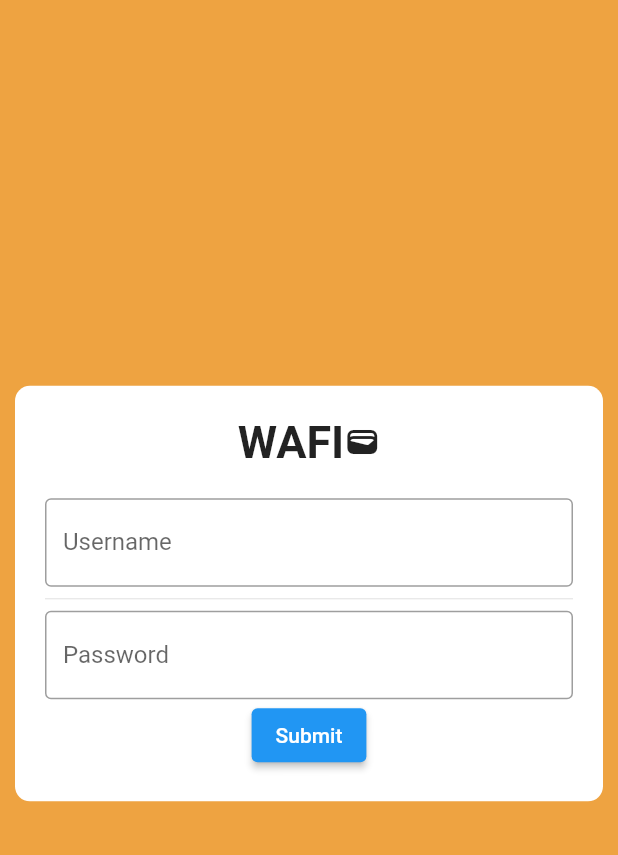
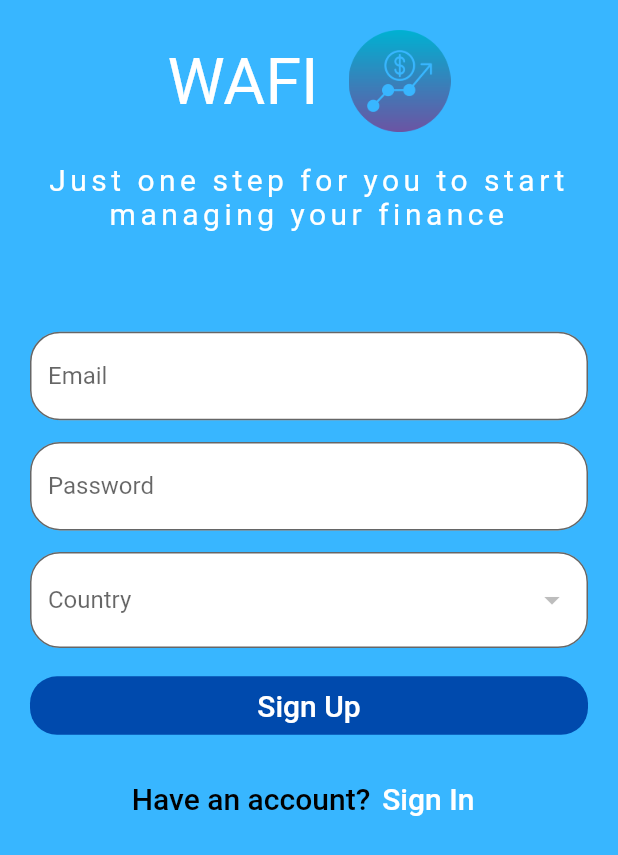
Before and after one commit to gustavosantaella/mobile-finance, a Flutter app: the screen it shows after launch, on a phone screen of 412 x 824 dp. Shown: the top 855 px of the screen. Run offline on Flutter 3.47's test engine with Material 2 defaults, Android fonts, the phone set to English and light mode, and no system bars; our stand-ins replace carousel_slider, fl_chart, sqflite, table_calendar; missing offline and left inert: dart:ffi, flutter_circle_color_picker; accounts and stored records are empty; network calls fail; Roboto replaces fonts that are missing (ubuntu).

Commit message:
feat: register form

```diff
--- a/lib/config/constanst.dart
+++ b/lib/config/constanst.dart
@@ -1,35 +1,54 @@
+import 'package:finance/helpers/fn/main.dart';
 import 'package:flutter/foundation.dart';
 import 'package:flutter/material.dart';
 
-const Map<String, dynamic> definitions = {
-  "history":{
-    "type":{
-      "withdraw":Colors.black12,
+ Map<String, dynamic> definitions = {
+  "history": {
+    "type": {
+      "withdraw": Colors.black12,
       "income": {
-        "color":Colors.green,
+        "color": Colors.green,
         "icon": Icons.check,
       },
-      "expense":{
+      "expense": {
         "color": Colors.red,
         "icon": Icons.error,
       },
     }
   },
-
-  "colors":{
+  "colors": {
     "default": Colors.black,
-    "background":{
-      "blue":Colors.blue,
-      "app": Color.fromARGB(200, 235, 139, 14)
+    "background": {
+      "hexadecimal":{
+        "blue":"#38b6ff",
+        "cobalto":"#004aad"
+      },
+      "blue": Colors.blue,
+      "app": colorFromHexString("#38b6ff")
     }
   }
 };
 
-// const String url = !kReleaseMode ? 'http://10.0.2.2:8000/api' : 'https://finance-backend-klzw.onrender.com/api';
+const String url = !kReleaseMode ? 'http://10.0.2.2:8000/api' : 'https://finance-backend-klzw.onrender.com/api';
 
 // Just if your use ngrok [RECOMENDED]
-const String url = !kReleaseMode ? 'https://ab62-190-79-162-128.ngrok.io/api' : 'https://finance-backend-klzw.onrender.com/api';
+// const String url = !kReleaseMode
+//     ? 'https://ecab-190-79-162-128.ngrok.io/api'
+//     : 'https://finance-backend-klzw.onrender.com/api';
 
 const String prefixKey = 'Wafi';
 
+const String appName = 'Wafi';
+
 const String ok = 'OK';
+
+Function GeneralInputStyle =  ( {labelText = '', border }) =>  InputDecoration(
+  fillColor: Colors.white,
+  filled: true,
+
+  border: border ??
+       const OutlineInputBorder(
+
+        borderRadius: BorderRadius.all(Radius.circular(20))),
+  labelText: labelText,
+);
--- a/lib/helpers/fn/main.dart
+++ b/lib/helpers/fn/main.dart
@@ -3,8 +3,7 @@ import 'dart:math';
 import 'package:finance/config/constanst.dart';
 import 'package:flutter/material.dart';
 
-String formatBearerToken(String token){
-
+String formatBearerToken(String token) {
   return "$prefixKey $token";
 }
 
@@ -13,3 +12,7 @@ Color getRandomColor() {
   Random random = Random();
   return primaries[random.nextInt(primaries.length)];
 }
+
+Color colorFromHexString(String color) {
+  return Color(int.parse(color.substring(1), radix: 16) + 0xff000000);
+}
--- a/lib/main.dart
+++ b/lib/main.dart
@@ -2,6 +2,7 @@ import 'package:finance/pages/calendar/main.dart';
 import 'package:finance/pages/login/main.dart';
 import 'package:finance/pages/home/main.dart';
 import 'package:finance/pages/profile/main.dart';
+import 'package:finance/pages/register/main.dart';
 import 'package:finance/providers/app_provider.dart';
 import 'package:finance/providers/user_provider.dart';
 import 'package:finance/providers/wallet_provider.dart';
@@ -40,7 +41,8 @@ class _AppState extends State<App> {
       ],
       child: MaterialApp(
         routes: {
-          "/": (context) => const  LoginWidget(),
+          "/": (context) => const  RegisterWidget(),
+          "/login": (context) => const  LoginWidget(),
           "/home": (context) => const  HomePage(),
           "/calendar": (context) => const  CalendarWidget(),
           "/profile": (context) => const  UserProfile(),
--- /dev/null
+++ b/lib/pages/register/main.dart
@@ -0,0 +1,269 @@
+import 'package:finance/config/constanst.dart';
+import 'package:finance/helpers/fn/main.dart';
+import 'package:finance/services/auth.dart';
+import 'package:finance/services/country.dart';
+import 'package:finance/widgets/snack_bar.dart';
+import 'package:flutter/material.dart';
+
+const fontFamily = 'ubuntu';
+
+class RegisterWidget extends StatefulWidget {
+  const RegisterWidget({super.key});
+
+  @override
+  RegisterState createState() => RegisterState();
+}
+
+class RegisterState extends State<RegisterWidget> {
+  final _formKey = GlobalKey<FormState>();
+  Map _formData = {"password": "", "email": "", "country": ""};
+
+  final _emailController = TextEditingController();
+  final _passwordController = TextEditingController();
+  final _countryController = TextEditingController();
+  late Future<List<dynamic>> _countriesFuture;
+  late List<dynamic> _countries = [];
+  final _refreshIndicatorKey = GlobalKey<RefreshIndicatorState>();
+
+  @override
+  void initState() {
+    super.initState();
+    _countriesFuture = getCountriesKeys();
+  }
+
+  @override
+  Widget build(BuildContext context) {
+    Widget buildDropdown() {
+      _countriesFuture.then((response) {
+        _countries = response.map<String>((item) {
+          return item;
+        }).toList();
+      }).catchError((error) {
+        SnackBarMessage(context, Colors.red, Text(error.toString()));
+      });
+      return DropdownButtonFormField(
+          items: _countries
+              .map((item) => DropdownMenuItem(
+                    value: item,
+                    child: SizedBox(
+                      width: 200,
+                      child: Text(item.toString()),
+                    ),
+                  ))
+              .toList(),
+          decoration: GeneralInputStyle(),
+          hint: const Text('Country'),
+          onChanged: (country) {
+            setState(() {
+              _formData['country'] = country;
+            });
+          });
+    }
+
+    return Scaffold(
+        resizeToAvoidBottomInset: true,
+        body: SafeArea(
+            child: FractionallySizedBox(
+                heightFactor: 1,
+                widthFactor: 1,
+                child: Container(
+                    color: Color(int.parse("#38b6ff".substring(1), radix: 16) +
+                        0xff000000),
+                    child: SingleChildScrollView(
+                      child: Container(
+                        margin: const EdgeInsets.all(20),
+                        child: Center(
+                          child: Column(
+                            crossAxisAlignment: CrossAxisAlignment.center,
+                            mainAxisAlignment: MainAxisAlignment.center,
+                            children: [
+                              Row(
+                                crossAxisAlignment: CrossAxisAlignment.center,
+                                mainAxisAlignment: MainAxisAlignment.center,
+                                children: [
+                                  Text(appName.toString().toUpperCase(),
+                                      style: const TextStyle(
+                                          fontSize: 43.0,
+                                          fontFamily: fontFamily,
+                                          color: Colors.white)),
+                                  const SizedBox(
+                                    width: 20,
+                                  ),
+                                  Image.asset(
+                                    'assets/app_icon.png',
+                                    width: 68,
+                                    height: 68,
+                                  )
+                                ],
+                              ),
+                              const SizedBox(
+                                height: 20,
+                              ),
+                              const Text(
+                                "Just one step for you to start managing your finance",
+                                textAlign: TextAlign.center,
+                                style: TextStyle(
+                                    fontWeight: FontWeight.w400,
+                                    letterSpacing: 3,
+                                    color: Colors.white,
+                                    fontFamily: fontFamily,
+                                    fontSize: 20),
+                              ),
+                              const SizedBox(
+                                height: 60,
+                              ),
+                              Form(
+                                  key: _formKey,
+                                  child: SingleChildScrollView(
+                                      physics:
+                                          const NeverScrollableScrollPhysics(),
+                                      child: Container(
+                                        decoration: const BoxDecoration(),
+                                        height: 350,
+                                        child: Column(
+                                          mainAxisAlignment:
+                                              MainAxisAlignment.spaceAround,
+                                          children: [
+                                            TextFormField(
+                                              controller: _emailController,
+                                              onChanged: (value) =>
+                                                  setState(() {
+                                                _formData['email'] = value;
+                                              }),
+                                              keyboardType:
+                                                  TextInputType.emailAddress,
+                                              decoration: const InputDecoration(
+                                                fillColor: Colors.white,
+                                                filled: true,
+                                                border: OutlineInputBorder(
+                                                    borderRadius:
+                                                        BorderRadius.all(
+                                                            Radius.circular(
+                                                                20))),
+                                                labelText: 'Email',
+                                              ),
+                                              // initialValue: ,
+                                            ),
+                                            TextFormField(
+                                              controller: _passwordController,
+                                              onChanged: (value) =>
+                                                  setState(() {
+                                                _formData['password'] = value;
+                                              }),
+                                              keyboardType: TextInputType.text,
+                                              obscureText: true,
+                                              decoration: const InputDecoration(
+                                                fillColor: Colors.white,
+                                                filled: true,
+                                                border: OutlineInputBorder(
+                                                    borderRadius:
+                                                        BorderRadius.all(
+                                                            Radius.circular(
+                                                                20))),
+                                                labelText: 'Password',
+                                              ),
+                                              // initialValue: '',
+                                            ),
+                                            Flexible(
+                                                child: Container(
+                                                    child:
+                                                        DropdownButtonHideUnderline(
+                                                            child:
+                                                                RefreshIndicator(
+                                              key: _refreshIndicatorKey,
+                                              onRefresh: () {
+                                                return getCountriesKeys();
+                                              },
+                                              child: buildDropdown(),
+                                            )))),
+                                            SizedBox(
+                                              width: double.infinity,
+                                              child: TextButton(
+                                                onPressed: () async {
+                                                  _formData
+                                                      .forEach((key, value) {
+                                                    if (_formData[key]
+                                                        .isEmpty) {
+                                                      SnackBarMessage(
+                                                          context,
+                                                          Colors.red,
+                                                          Text(
+                                                              'Invalid input for $key'));
+                                                      return;
+                                                    }
+                                                  });
+                                                  try {
+                                                    await registerUser(
+                                                        _formData);
+                                                    if (context.mounted) {
+                                                      Navigator.popAndPushNamed(
+                                                          context, '/login');
+                                                    }
+                                                  } catch (e) {
+                                                    SnackBarMessage(
+                                                        context,
+                                                        Colors.red,
+                                                        Text(e.toString()));
+                                                  }
+                                                },
+                                                style: ButtonStyle(
+                                                    shape: MaterialStateProperty.all<
+                                                        RoundedRectangleBorder>(
+                                                      RoundedRectangleBorder(
+                                                        borderRadius:
+                                                            BorderRadius.circular(
+                                                                18.0), // Aquí se establece el radio del borde
+                                                      ),
+                                                    ),
+                                                    backgroundColor: MaterialStateProperty
+                                                        .all(colorFromHexString(
+                                                            definitions['colors']
+                                                                        [
+                                                                        'background']
+                                                                    [
+                                                                    'hexadecimal']
+                                                                ['cobalto']))),
+                                                child: const Text(
+                                                  'Sign Up',
+                                                  style: TextStyle(
+                                                      fontSize: 20,
+                                                      color: Colors.white),
+                                                ),
+                                              ),
+                                            ),
+                                            Row(
+                                              mainAxisAlignment:
+                                                  MainAxisAlignment.center,
+                                              children: [
+                                                const Text(
+                                                  'Have an account?',
+                                                  style: TextStyle(
+                                                    fontWeight: FontWeight.w500,
+                                                    color: Colors.black,
+                                                    fontSize: 20,
+                                                  ),
+                                                ),
+                                                TextButton(
+                                                    onPressed: () {
+                                                      Navigator.popAndPushNamed(
+                                                          context, '/login');
+                                                    },
+                                                    child: const Text(
+                                                      "Sign In",
+                                                      style: TextStyle(
+                                                        color: Colors.white,
+                                                        fontSize: 20,
+                                                      ),
+                                                    ))
+                                              ],
+                                            )
+                                          ],
+                                        ),
+                                      ))),
+                            ],
+                          ),
+                        ),
+                      ),
+                    )))));
+  }
+}
--- a/lib/services/auth.dart
+++ b/lib/services/auth.dart
@@ -22,7 +22,7 @@ Future<dynamic> login(String email, String password,
     DB conn = DB();
     Database db = await conn.openDB();
     List<Map> u = await db.rawQuery("select * from user");
-    if(u.length > 1){
+    if (u.length > 1) {
       await db.rawQuery("delete from user");
     }
     await db.rawInsert(
@@ -34,12 +34,32 @@ Future<dynamic> login(String email, String password,
   }
 }
 
+Future<void> registerUser(payload) async {
+  try {
+    String jsonencode = jsonEncode(payload);
+
+    http.Response response =
+        await http.post(Uri.parse('$url/auth/register'), body: jsonencode, headers: {
+          "Content-Type": "application/json"
+        });
+    Map res = jsonDecode(response.body);
+    if (res['ok'] != ok) {
+      throw Exception(res['error'] ?? 'An error ocurred');
+    }
+
+    if (res['data'] != true) {
+      throw Exception('Different than true');
+    }
+  } catch (e) {
+    rethrow;
+  }
+}
+
 Future<String> getuserToken({bool formatted = false}) async {
   try {
     DB conn = DB();
     Database db = await conn.openDB();
     List<Map> u = await db.rawQuery("select * from user");
-    print(u.length);
     if (u.isEmpty) {
       throw "You can't do it";
     }
--- /dev/null
+++ b/lib/services/country.dart
@@ -0,0 +1,18 @@
+import 'dart:convert';
+
+import 'package:finance/config/constanst.dart';
+import 'package:http/http.dart';
+
+Future<List<dynamic>> getCountriesKeys() async {
+  try{
+    Response response = await  get(Uri.parse("$url/countries"));
+    Map res = jsonDecode(response.body);
+    if(res['ok'] != ok){
+      throw Exception(res['error']);
+    }
+
+    return res['data'];
+  }catch(e){
+    rethrow;
+  }
+}
```
Also changed, not shown: pubspec.yaml (+5 -3 lines).
